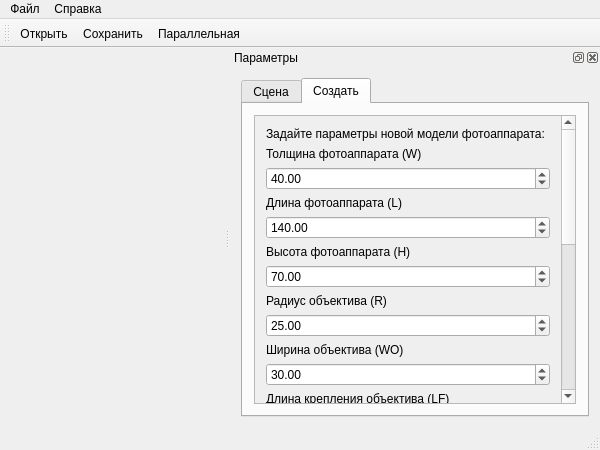
First picture: the form in DehaxRenderer/MainWindow.ui, repository Dehax/DehaxRenderer, before the edit.
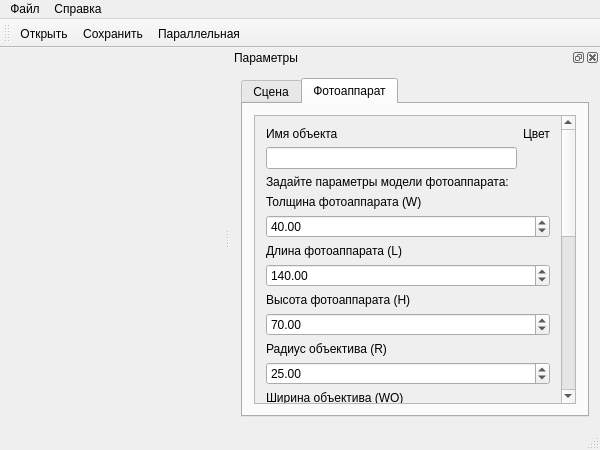
Second picture: the form after the edit. The open tabs and pages were chosen to show the change. Icons and pictures are not drawn. Custom widgets are drawn as their Qt base class.

What changed in the file:
```diff
--- a/DehaxRenderer/MainWindow.ui
+++ b/DehaxRenderer/MainWindow.ui
@@ -637,7 +637,7 @@
        </widget>
        <widget class="QWidget" name="createObjectsTab">
         <attribute name="title">
-         <string>Создать</string>
+         <string>Фотоаппарат</string>
         </attribute>
         <layout class="QVBoxLayout" name="verticalLayout_6">
          <item>
@@ -651,14 +651,62 @@
               <x>0</x>
               <y>0</y>
               <width>279</width>
-              <height>602</height>
+              <height>654</height>
              </rect>
             </property>
             <layout class="QVBoxLayout" name="verticalLayout_4">
+             <item>
+              <layout class="QHBoxLayout" name="objectMainPropertiesLayout" stretch="10,1">
+               <item>
+                <layout class="QVBoxLayout" name="objectNameLayout">
+                 <item>
+                  <widget class="QLabel" name="objectNameLabel">
+                   <property name="text">
+                    <string>Имя объекта</string>
+                   </property>
+                  </widget>
+                 </item>
+                 <item>
+                  <widget class="QLineEdit" name="objectName"/>
+                 </item>
+                </layout>
+               </item>
+               <item>
+                <layout class="QVBoxLayout" name="objectColorLayout">
+                 <item>
+                  <widget class="QLabel" name="objectColorLabel">
+                   <property name="text">
+                    <string>Цвет</string>
+                   </property>
+                  </widget>
+                 </item>
+                 <item>
+                  <widget class="QPushButton" name="pickColorButton">
+                   <property name="maximumSize">
+                    <size>
+                     <width>23</width>
+                     <height>23</height>
+                    </size>
+                   </property>
+                   <property name="autoFillBackground">
+                    <bool>true</bool>
+                   </property>
+                   <property name="text">
+                    <string/>
+                   </property>
+                   <property name="flat">
+                    <bool>true</bool>
+                   </property>
+                  </widget>
+                 </item>
+                </layout>
+               </item>
+              </layout>
+             </item>
              <item>
               <widget class="QLabel" name="promptLabel">
                <property name="text">
-                <string>Задайте параметры новой модели фотоаппарата:</string>
+                <string>Задайте параметры модели фотоаппарата:</string>
                </property>
               </widget>
              </item>
```
Left out of the diff: 93 changed lines with no effect on the pictures.
